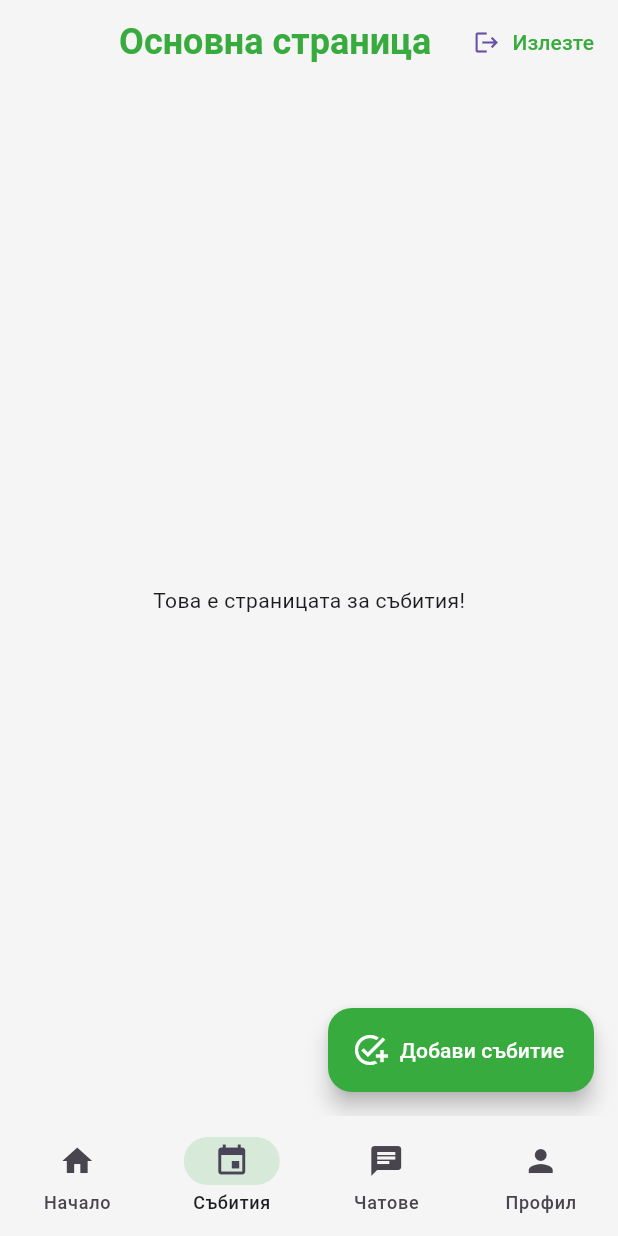
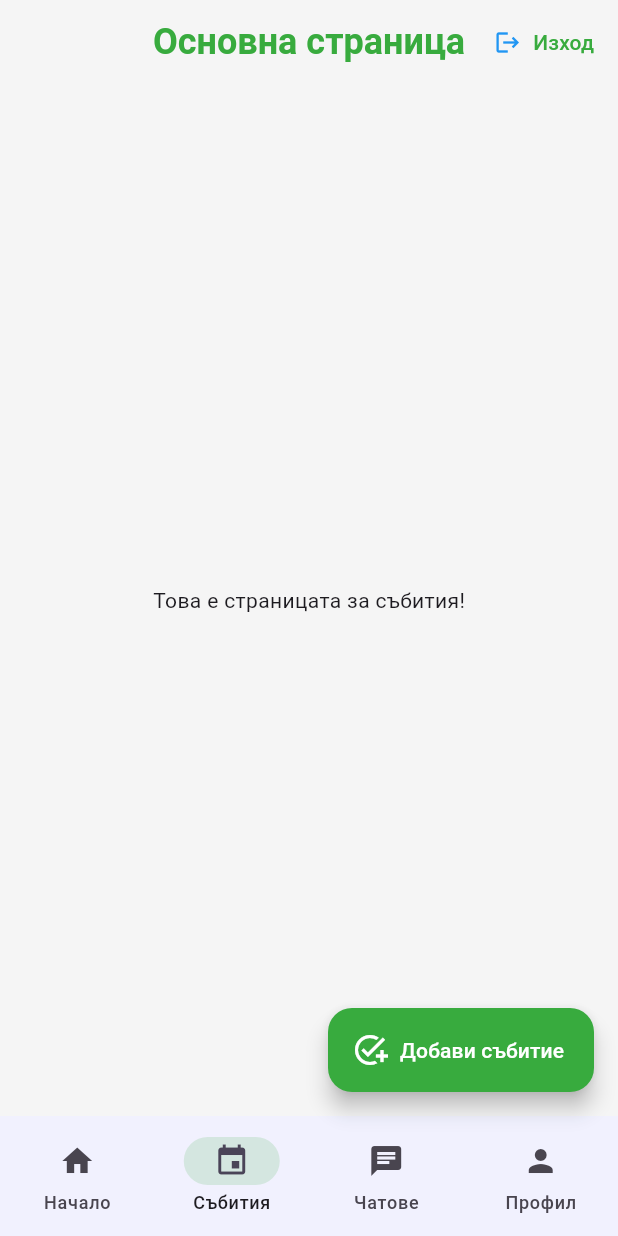
Before and after one commit to ZvezdiPro/Volunteer-Varna, a Flutter app: the screen it shows once a user with an empty profile is signed in, item 2 of the bottom bar chosen, on a phone screen of 412 x 824 dp. Run offline on Flutter 3.47's test engine with Material 3 defaults, Android fonts, the phone set to English and light mode, and no system bars; our stand-ins replace firebase_auth, firebase_core, flutter_spinkit, smooth_page_indicator; accounts and stored records are empty.

Commit message:
Design corrections

```diff
--- a/lib/screens/main/create_campaign.dart
+++ b/lib/screens/main/create_campaign.dart
@@ -70,19 +70,19 @@
       _loading = true;
       });
 
+    Navigator.of(context).pop();
+
     ScaffoldMessenger.of(context).showSnackBar(
       SnackBar(
         backgroundColor: greenPrimary,
         content: Container(
           alignment: Alignment.center,
           height: 45,
-          child: Text('Кампанията е създадена успешно!', style: TextStyle(fontSize: 16, color: Colors.white))
+          child: Text('Кампанията е създадена успешно!', style: TextStyle(fontSize: 16, color: Colors.white, fontWeight: FontWeight.bold)),
         ),
         duration: Duration(seconds: 3),
       ),
     );
-
-    Navigator.of(context).pop();
 
     // TODO: Add a new record to the DB
     // Needs to call the constructor AND use the organiserID using the Auth service
--- a/lib/screens/main/main_page.dart
+++ b/lib/screens/main/main_page.dart
@@ -28,8 +28,8 @@
         backgroundColor: backgroundGrey,
         actions: [
           TextButton.icon(
-              icon: Icon(Icons.logout),
-              label: Text('Излезте', style: TextStyle(color: greenPrimary, fontSize: 14.0)),
+            icon: Icon(Icons.logout, color: blueSecondary),
+            label: Text('Изход', style: TextStyle(color: greenPrimary, fontSize: 14.0)),
             onPressed: () async {
               await _auth.signOut();
             },
@@ -66,7 +66,7 @@
             label: 'Профил',
           ),
         ],
-        backgroundColor: backgroundGrey,
+        backgroundColor: blueSecondary.withAlpha(15),
         indicatorColor: greenPrimary.withAlpha(40),
         selectedIndex: currentPageIndex,
         onDestinationSelected: (int index) {
```
Lines whose indentation alone changed are shown as unchanged.
